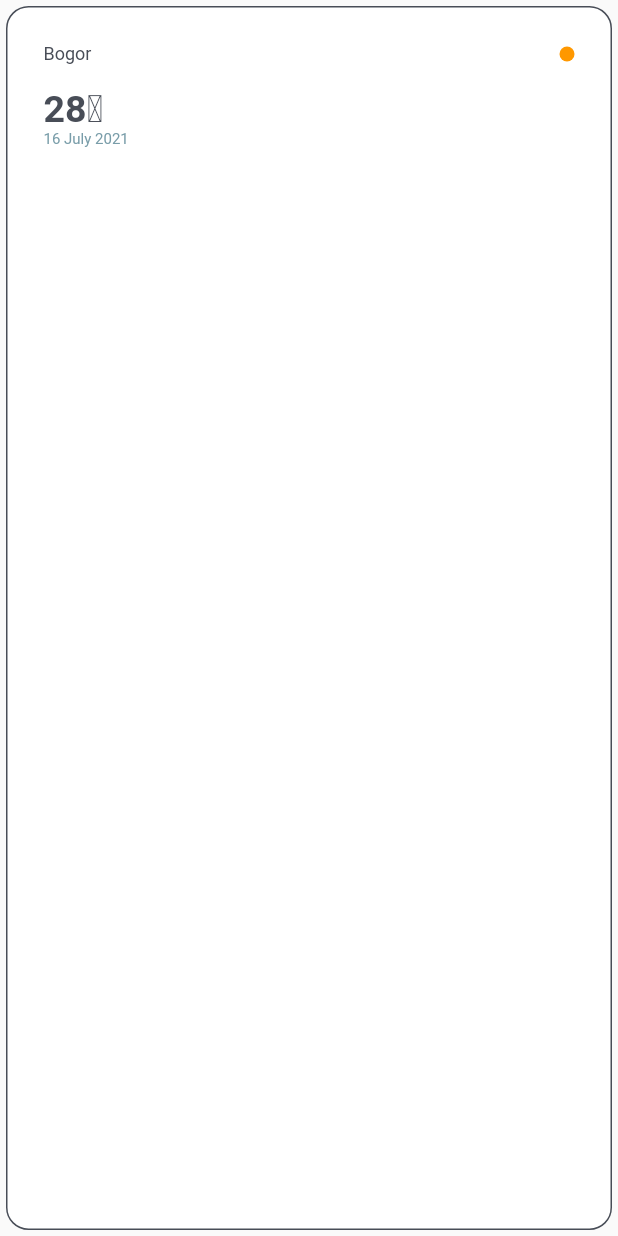
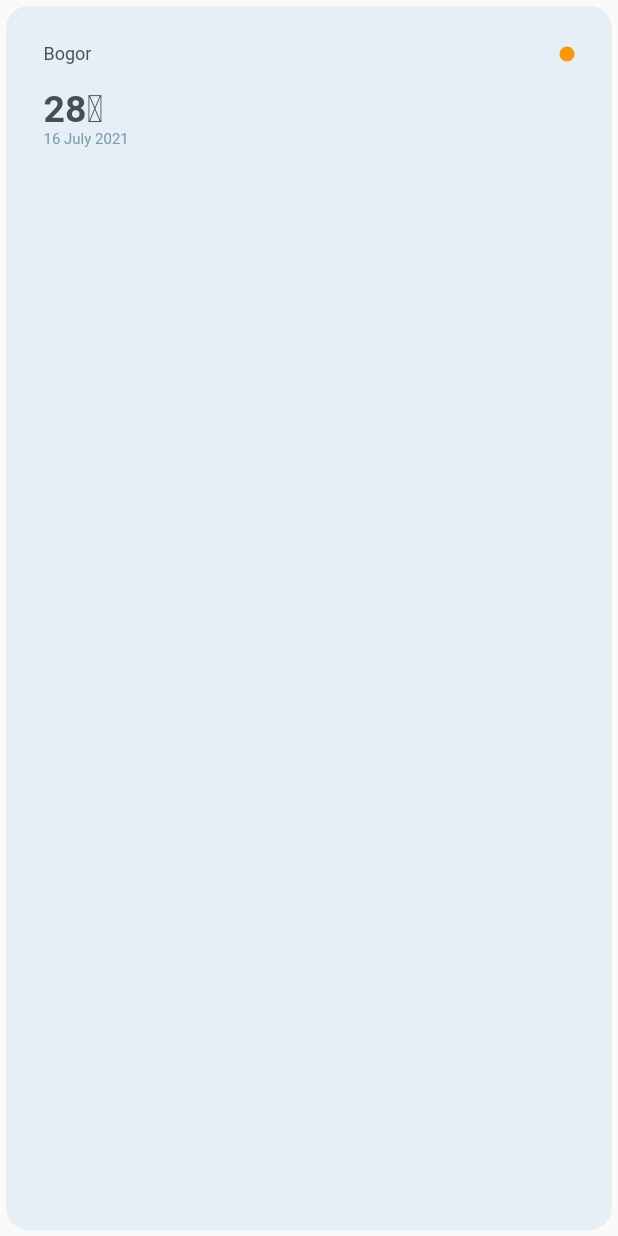
Before and after one commit to yogaxv/weather_app, a Flutter app: the CityCard widget shown alone on an empty page, opened directly, on a phone screen of 412 x 824 dp. Run offline on Flutter 3.47's test engine with Material 2 defaults, Android fonts, the phone set to English and light mode, and no system bars.

Commit message:
Change style card on nonactive

```diff
--- a/lib/Constant/color_constant.dart
+++ b/lib/Constant/color_constant.dart
@@ -6,4 +6,5 @@ class ColorConstant {
   static const Color primaryText = Color.fromRGBO(72, 77, 87, 1);
   static const Color primaryBackground = Color.fromRGBO(196, 243, 233, 1);
   static const Color secondaryText = Color.fromRGBO(121, 157, 169, 1);
+  static const Color SecondaryBackground = Color.fromRGBO(230, 239, 246, 1);
 }
--- a/lib/widgets/city_card.dart
+++ b/lib/widgets/city_card.dart
@@ -11,10 +11,12 @@ class CityCard extends StatelessWidget {
     return Card(
       borderOnForeground: true,
       elevation: 0,
-      color: active ? ColorConstant.primaryBackground : null,
+      color: active
+          ? ColorConstant.primaryBackground
+          : ColorConstant.SecondaryBackground,
       shape: RoundedRectangleBorder(
-          borderRadius: BorderRadius.circular(15.0),
-          side: BorderSide(color: ColorConstant.primaryText)),
+        borderRadius: BorderRadius.circular(15.0),
+      ),
       child: Container(
         padding: EdgeInsets.all(25.0),
         child: Column(
```
